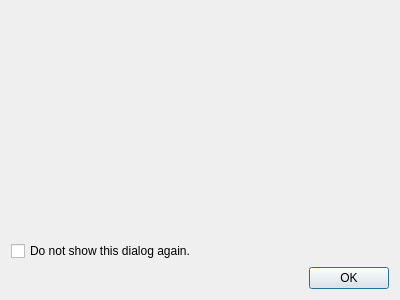
Old version of the form src/gui/formhelp.ui in the repository BuildmLearn/BuildmLearn-Toolkit.
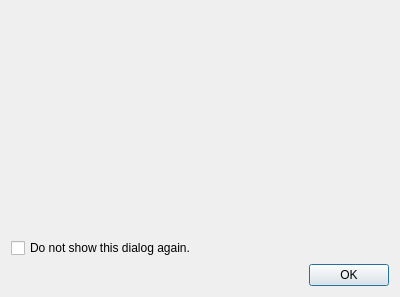
New version of the form.

```diff
--- a/src/gui/formhelp.ui
+++ b/src/gui/formhelp.ui
@@ -7,7 +7,7 @@
     <x>0</x>
     <y>0</y>
     <width>400</width>
-    <height>300</height>
+    <height>297</height>
    </rect>
   </property>
   <property name="windowTitle">
```
